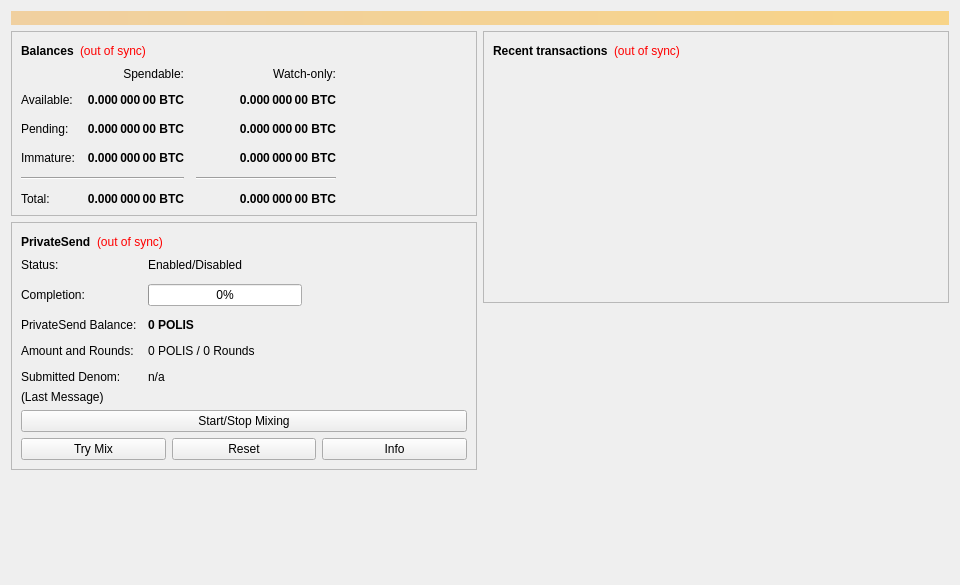
The window that src/qt/forms/overviewpage.ui (tvl83/MNPCoin-PolisCore) describes before a commit, drawn with Qt 5.
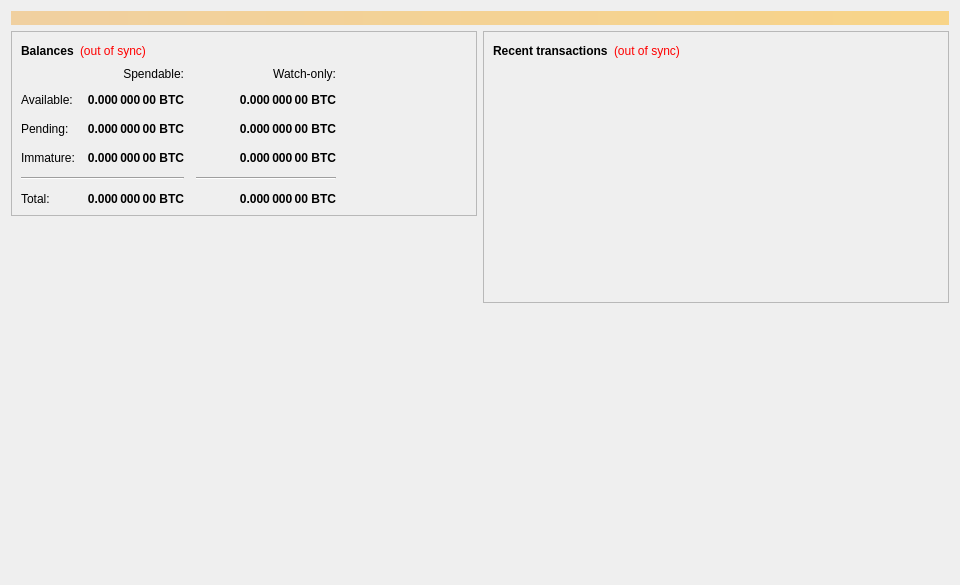
The same window after the commit.

Commit message: WIP - GobjectList - Disable PrivateSend

```diff
--- a/src/qt/forms/overviewpage.ui
+++ b/src/qt/forms/overviewpage.ui
@@ -395,250 +395,6 @@
          </layout>
         </widget>
        </item>
-       <item>
-        <widget class="QFrame" name="framePrivateSend">
-         <property name="layoutDirection">
-          <enum>Qt::LeftToRight</enum>
-         </property>
-         <property name="frameShape">
-          <enum>QFrame::StyledPanel</enum>
-         </property>
-         <property name="frameShadow">
-          <enum>QFrame::Raised</enum>
-         </property>
-         <layout class="QVBoxLayout" name="VerticalLayout_PS1">
-          <item>
-           <layout class="QHBoxLayout" name="horizontalLayout_5">
-            <item>
-             <widget class="QLabel" name="labelPrivateSendHeader">
-              <property name="font">
-               <font>
-                <weight>75</weight>
-                <bold>true</bold>
-               </font>
-              </property>
-              <property name="text">
-               <string>PrivateSend</string>
-              </property>
-             </widget>
-            </item>
-            <item>
-             <widget class="QLabel" name="labelPrivateSendSyncStatus">
-              <property name="toolTip">
-               <string>The displayed information may be out of date. Your wallet automatically synchronizes with the Polis network after a connection is established, but this process has not completed yet.</string>
-              </property>
-              <property name="styleSheet">
-               <string notr="true">QLabel { color: red; }</string>
-              </property>
-              <property name="text">
-               <string notr="true">(out of sync)</string>
-              </property>
-              <property name="alignment">
-               <set>Qt::AlignLeading|Qt::AlignLeft|Qt::AlignVCenter</set>
-              </property>
-             </widget>
-            </item>
-            <item>
-             <spacer name="horizontalSpacer_4">
-              <property name="orientation">
-               <enum>Qt::Horizontal</enum>
-              </property>
-              <property name="sizeHint" stdset="0">
-               <size>
-                <width>40</width>
-                <height>20</height>
-               </size>
-              </property>
-             </spacer>
-            </item>
-           </layout>
-          </item>
-          <item>
-           <layout class="QFormLayout" name="privateSendFormLayout">
-            <property name="fieldGrowthPolicy">
-             <enum>QFormLayout::AllNonFixedFieldsGrow</enum>
-            </property>
-            <property name="horizontalSpacing">
-             <number>11</number>
-            </property>
-            <property name="verticalSpacing">
-             <number>12</number>
-            </property>
-            <item row="0" column="0">
-             <widget class="QLabel" name="labelPrivateSendEnabledText">
-              <property name="text">
-               <string>Status:</string>
-              </property>
-             </widget>
-            </item>
-            <item row="0" column="1">
-             <widget class="QLabel" name="labelPrivateSendEnabled">
-              <property name="text">
-               <string>Enabled/Disabled</string>
-              </property>
-             </widget>
-            </item>
-            <item row="1" column="0">
-             <widget class="QLabel" name="labelCompletitionText">
-              <property name="text">
-               <string>Completion:</string>
-              </property>
-             </widget>
-            </item>
-            <item row="1" column="1">
-             <widget class="QProgressBar" name="privateSendProgress">
-              <property name="maximumSize">
-               <size>
-                <width>154</width>
-                <height>16777215</height>
-               </size>
-              </property>
-              <property name="value">
-               <number>0</number>
-              </property>
-             </widget>
-            </item>
-            <item row="2" column="0">
-             <widget class="QLabel" name="labelAnonymizedText">
-              <property name="text">
-               <string>PrivateSend Balance:</string>
-              </property>
-             </widget>
-            </item>
-            <item row="2" column="1">
-             <widget class="QLabel" name="labelAnonymized">
-              <property name="font">
-               <font>
-                <weight>75</weight>
-                <bold>true</bold>
-               </font>
-              </property>
-              <property name="text">
-               <string notr="true">0 POLIS</string>
-              </property>
-             </widget>
-            </item>
-            <item row="3" column="0">
-             <widget class="QLabel" name="labelAmountAndRoundsText">
-              <property name="text">
-               <string>Amount and Rounds:</string>
-              </property>
-             </widget>
-            </item>
-            <item row="3" column="1">
-             <widget class="QLabel" name="labelAmountRounds">
-              <property name="text">
-               <string>0 POLIS / 0 Rounds</string>
-              </property>
-             </widget>
-            </item>
-            <item row="4" column="0">
-             <widget class="QLabel" name="labelSubmittedDenomText">
-              <property name="text">
-               <string>Submitted Denom:</string>
-              </property>
-             </widget>
-            </item>
-            <item row="4" column="1">
-             <widget class="QLabel" name="labelSubmittedDenom">
-              <property name="toolTip">
-               <string>The denominations you submitted to the Masternode.&lt;br&gt;To mix, other users must submit the exact same denominations.</string>
-              </property>
-              <property name="text">
-               <string>n/a</string>
-              </property>
-             </widget>
-            </item>
-           </layout>
-          </item>
-          <item>
-           <layout class="QVBoxLayout" name="VerticalLayout_PS">
-            <item>
-             <widget class="QLabel" name="labelPrivateSendLastMessage">
-              <property name="text">
-               <string>(Last Message)</string>
-              </property>
-              <property name="alignment">
-               <set>Qt::AlignLeading|Qt::AlignLeft|Qt::AlignTop</set>
-              </property>
-              <property name="wordWrap">
-               <bool>true</bool>
-              </property>
-             </widget>
-            </item>
-            <item>
-             <widget class="QPushButton" name="togglePrivateSend">
-              <property name="sizePolicy">
-               <sizepolicy hsizetype="MinimumExpanding" vsizetype="Fixed">
-                <horstretch>0</horstretch>
-                <verstretch>0</verstretch>
-               </sizepolicy>
-              </property>
-              <property name="text">
-               <string>Start/Stop Mixing</string>
-              </property>
-             </widget>
-            </item>
-            <item>
-             <layout class="QHBoxLayout" name="horizontalLayout_debugbuttons">
-              <item>
-               <widget class="QPushButton" name="privateSendAuto">
-                <property name="sizePolicy">
-                 <sizepolicy hsizetype="MinimumExpanding" vsizetype="Fixed">
-                  <horstretch>0</horstretch>
-                  <verstretch>0</verstretch>
-                 </sizepolicy>
-                </property>
-                <property name="toolTip">
-                 <string>Try to manually submit a PrivateSend request.</string>
-                </property>
-                <property name="text">
-                 <string>Try Mix</string>
-                </property>
-               </widget>
-              </item>
-              <item>
-               <widget class="QPushButton" name="privateSendReset">
-                <property name="sizePolicy">
-                 <sizepolicy hsizetype="MinimumExpanding" vsizetype="Fixed">
-                  <horstretch>0</horstretch>
-                  <verstretch>0</verstretch>
-                 </sizepolicy>
-                </property>
-                <property name="toolTip">
-                 <string>Reset the current status of PrivateSend (can interrupt PrivateSend if it's in the process of Mixing, which can cost you money!)</string>
-                </property>
-                <property name="autoFillBackground">
-                 <bool>false</bool>
-                </property>
-                <property name="text">
-                 <string>Reset</string>
-                </property>
-               </widget>
-              </item>
-              <item>
-               <widget class="QPushButton" name="privateSendInfo">
-                <property name="sizePolicy">
-                 <sizepolicy hsizetype="MinimumExpanding" vsizetype="Fixed">
-                  <horstretch>0</horstretch>
-                  <verstretch>0</verstretch>
-                 </sizepolicy>
-                </property>
-                <property name="toolTip">
-                 <string>Information about PrivateSend and Mixing</string>
-                </property>
-                <property name="text">
-                 <string>Info</string>
-                </property>
-               </widget>
-              </item>
-             </layout>
-            </item>
-           </layout>
-          </item>
-         </layout>
-        </widget>
-       </item>
        <item>
         <spacer name="verticalSpacer">
          <property name="orientation">
```
The commit also changes 7 other files.
